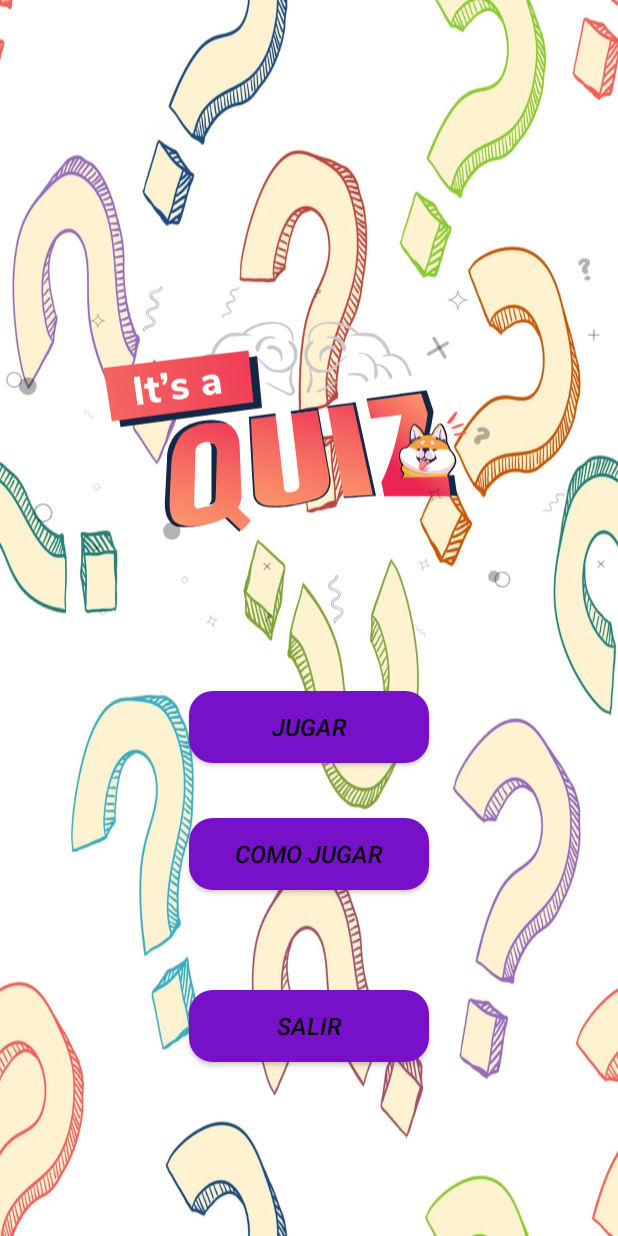
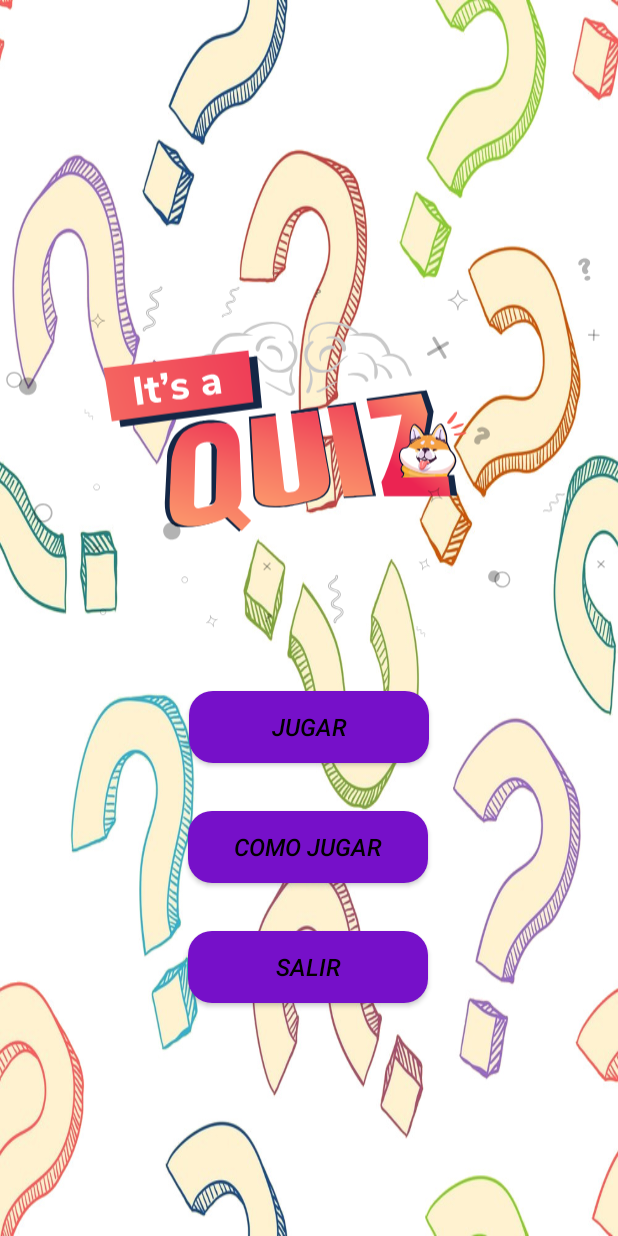
Before and after one commit to Alvaro-Cano/PracticaLDM, an Android app: the screen it shows after launch (Menu), on a phone screen of 412 x 824 dp. Run offline under Robolectric (Android 15) with nearby library versions, the phone set to English and light mode, and no system bars.

Commit message:
Update salir menu

```diff
--- a/app/src/main/res/layout/activity_main.xml
+++ b/app/src/main/res/layout/activity_main.xml
@@ -23,50 +23,54 @@
         app:lottie_loop="true" />
 
     <Button
-        android:background="@drawable/bordes_redondos"
-        android:textColor="@color/black"
         android:id="@+id/buttonInicio"
-
         android:layout_width="160dp"
         android:layout_height="wrap_content"
+
         android:layout_marginStart="150dp"
         android:layout_marginTop="20dp"
+        android:layout_marginEnd="150dp"
+        android:background="@drawable/bordes_redondos"
+        android:text="Jugar"
+        android:textColor="@color/black"
+        android:textSize="16dp"
         android:textStyle="italic"
-        android:textSize="16dp"
-        android:layout_marginEnd="150dp"
-        android:text="Jugar"
         app:layout_constraintEnd_toEndOf="parent"
+        app:layout_constraintHorizontal_bias="0.51"
         app:layout_constraintStart_toStartOf="parent"
         app:layout_constraintTop_toBottomOf="@+id/animation_view" />
 
     <Button
-        android:background="@drawable/bordes_redondos"
-        android:textColor="@color/black"
         android:id="@+id/buttonComoJugar"
         android:layout_width="160dp"
         android:layout_height="wrap_content"
-        android:textStyle="italic"
-        android:textSize="16dp"
+        android:layout_marginTop="32dp"
+        android:background="@drawable/bordes_redondos"
         android:onClick="ComoJugar"
         android:text="Como jugar"
-        app:layout_constraintBottom_toTopOf="@+id/buttonSalir"
+        android:textColor="@color/black"
+        android:textSize="16dp"
+        android:textStyle="italic"
         app:layout_constraintEnd_toEndOf="parent"
+        app:layout_constraintHorizontal_bias="0.498"
         app:layout_constraintStart_toStartOf="parent"
-        app:layout_constraintTop_toBottomOf="@+id/buttonInicio"
-        app:layout_constraintVertical_bias="0.357" />
+        app:layout_constraintTop_toBottomOf="@+id/buttonInicio" />
 
     <Button
-        android:background="@drawable/bordes_redondos"
-        android:textColor="@color/black"
         android:id="@+id/buttonSalir"
         android:layout_width="160dp"
         android:layout_height="wrap_content"
-        android:layout_marginBottom="116dp"
+        android:layout_marginTop="32dp"
+        android:background="@drawable/bordes_redondos"
+        android:onClick="Salir"
         android:text="Salir"
+        android:textColor="@color/black"
+        android:textSize="16dp"
         android:textStyle="italic"
-        android:textSize="16dp"
         app:layout_constraintBottom_toBottomOf="parent"
         app:layout_constraintEnd_toEndOf="parent"
-        app:layout_constraintHorizontal_bias="0.501"
-        app:layout_constraintStart_toStartOf="parent" />
+        app:layout_constraintHorizontal_bias="0.498"
+        app:layout_constraintStart_toStartOf="parent"
+        app:layout_constraintTop_toBottomOf="@+id/buttonComoJugar"
+        app:layout_constraintVertical_bias="0.0" />
 </androidx.constraintlayout.widget.ConstraintLayout>
```
Also changed, not shown: app/src/main/java/com/example/itsaquiz/Menu.java (+29 -0 lines).
